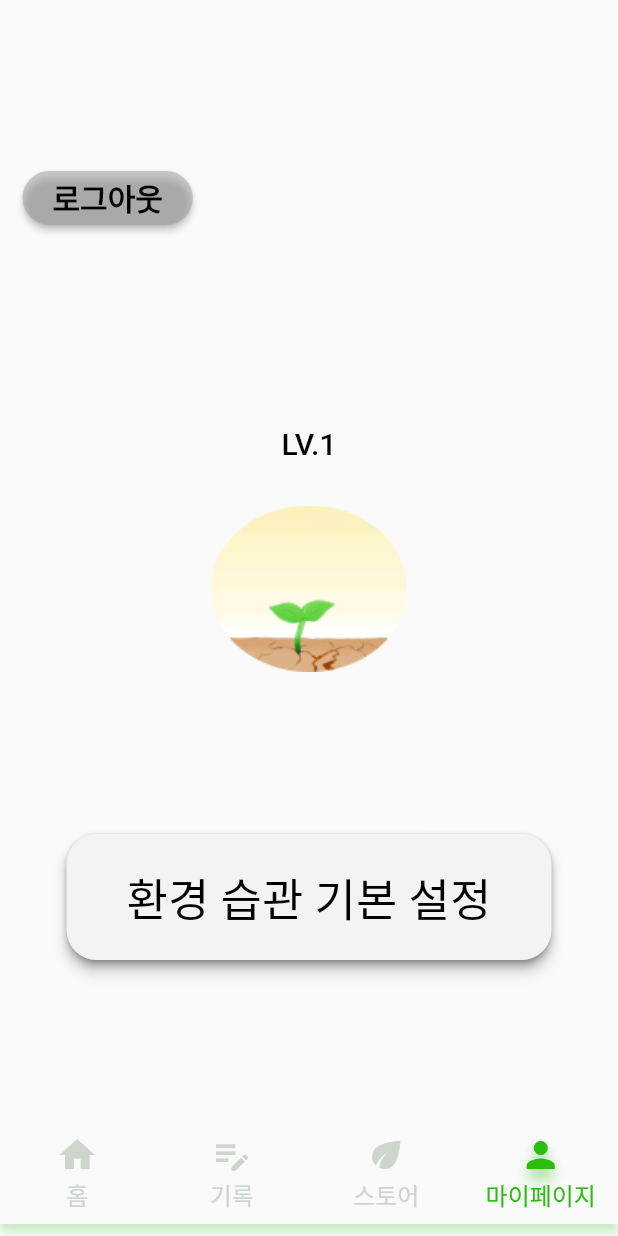
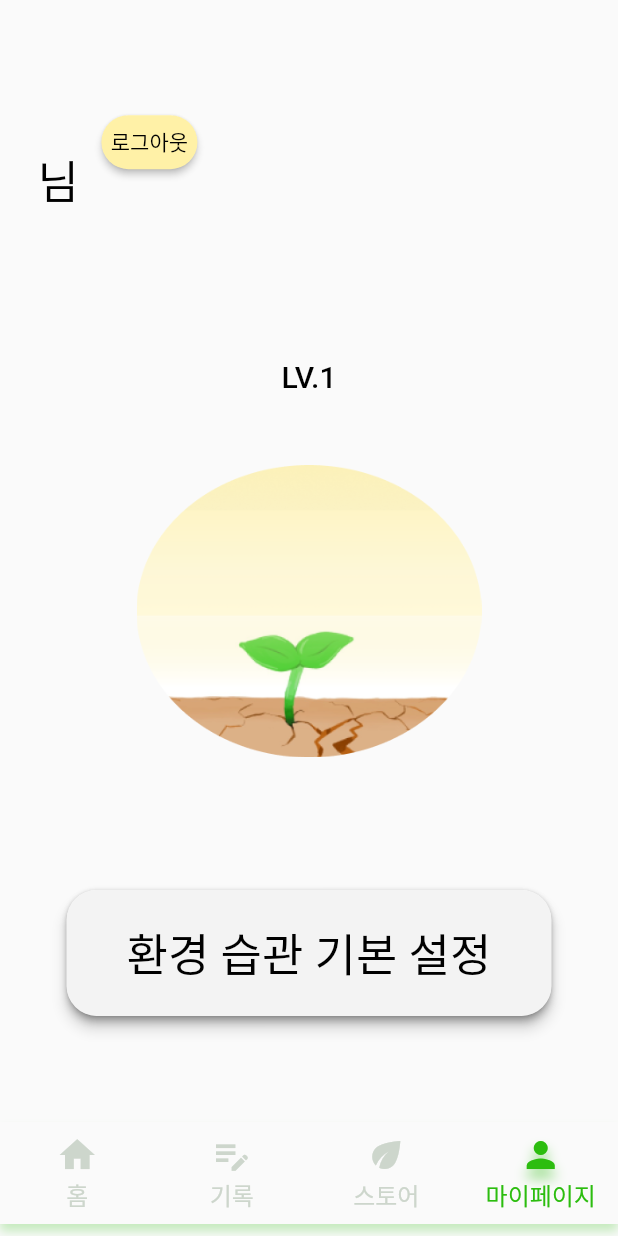
Before and after one commit to 21yuyu99/EcoTech-frontend, a Flutter app: the MyPage screen opened directly, on a phone screen of 412 x 824 dp. Run offline on Flutter 3.47's test engine with Material 2 defaults, Android fonts, the phone set to English and light mode, and no system bars; our stand-ins replace firebase_auth, firebase_core, flutter_dotenv, fluttertoast, google_sign_in; missing offline and left inert: kakao_flutter_sdk, kakao_flutter_sdk_common; accounts and stored records are empty; Roboto replaces fonts that are missing (MainFont).

Commit message:
마이페이지 메뉴 디자인 마무리

```diff
--- a/lib/screen/mypage/mypage.dart
+++ b/lib/screen/mypage/mypage.dart
@@ -12,28 +12,38 @@ class MyPage extends StatefulWidget {
 
   @override
   State<MyPage> createState() => _MyPageState();
+
 }
 
-  void nick_name() async {
-      try {
-        final FirebaseAuth auth = FirebaseAuth.instance;
-        final google.User? user = auth.currentUser;
-        final uid = user?.uid;
-        print(uid);
-      } catch(error) {
-          try{
-            kakao.User user = await kakao.UserApi.instance.me();
-            print('사용자 정보 요청 성공'
-                '\n회원번호: ${user.id}'
-                '\n닉네임: ${user.kakaoAccount?.profile?.nickname}'
-            );
-          } catch (error) {
-             print('사용자 정보 요청 실패 $error');
-        }
-    }
-}
 
 class _MyPageState extends State<MyPage> {
+  String? nickname;
+
+  @override
+  void initState() {
+    super.initState();
+    fetchNickname();
+  }
+
+  void fetchNickname() async {
+    final FirebaseAuth auth = FirebaseAuth.instance;
+    final google.User? user = auth.currentUser;
+
+    if (user != null) {
+      setState(() {
+        nickname = user.displayName;
+      });
+    } else {
+      try {
+        final kakao.User kakaoUser = await kakao.UserApi.instance.me();
+        setState(() {
+          nickname = kakaoUser.kakaoAccount?.profile?.nickname;
+        });
+      } catch (e) {
+        print('사용자 정보 요청 실패: $e');
+      }
+    }
+  }
   void logout() async {
     if(FirebaseAuth.instance.currentUser!=null){
       try{
@@ -75,7 +85,8 @@ class _MyPageState extends State<MyPage> {
         children: [
           Row(
             children: [
-              Text("", style: TextStyle(fontSize: 40, color: Colors.black, fontWeight: FontWeight.w500)),
+              const SizedBox(width: 25,),
+              Text("${nickname}님"?? "loading", style: TextStyle(fontSize: 30, color: Colors.black, fontWeight: FontWeight.w500)),
               const SizedBox(width: 15,),
               Column(
                 children: [
@@ -85,17 +96,17 @@ class _MyPageState extends State<MyPage> {
                     },
                     child: const Text(
                       "로그아웃",
-                      style: TextStyle(fontSize: 20, color: Colors.black, fontWeight: FontWeight.w900),
+                      style: TextStyle(fontSize: 14, color: Colors.black, fontWeight: FontWeight.w400),
                     ),
                     style: ElevatedButton.styleFrom(
-                      backgroundColor: Colors.grey.withOpacity(0.5),
-                      padding: EdgeInsets.symmetric(horizontal: 20.0),
+                      backgroundColor: Color(0xffFFF1A7),
+                      padding: EdgeInsets.all(0),
                       shape: RoundedRectangleBorder(
                         borderRadius: BorderRadius.circular(20),
                       ),
                     ),
                   ),
-                  const SizedBox(height: 20,),
+                  const SizedBox(height: 50,),
                 ],
               ),
             ],
@@ -104,7 +115,7 @@ class _MyPageState extends State<MyPage> {
             children: [
               Text("LV.1", style: TextStyle(fontSize: 20, color: Colors.black, fontWeight: FontWeight.w500),),
               const SizedBox(height: 30,),
-              Image.asset('assets/img/lv1Icon.png',),
+              Image.asset('assets/img/lv1Icon.png', height: 230, width: 230,),
             ],
           ),
           Material(
```
Also changed, not shown: assets/img/lv1Icon.png.
